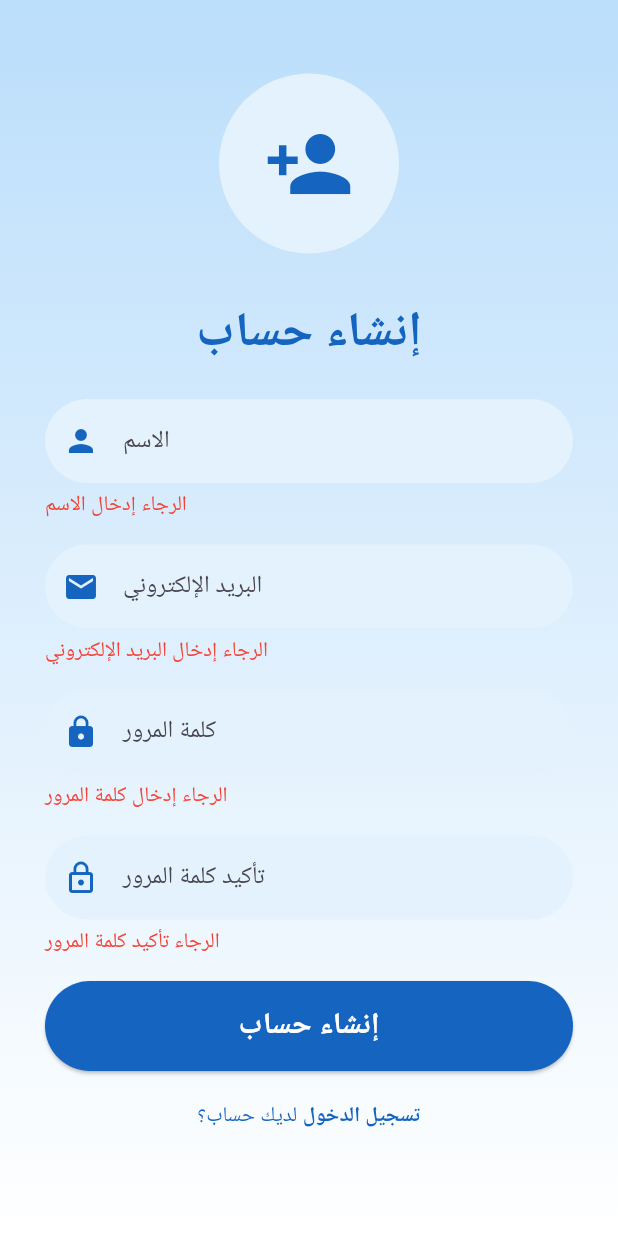
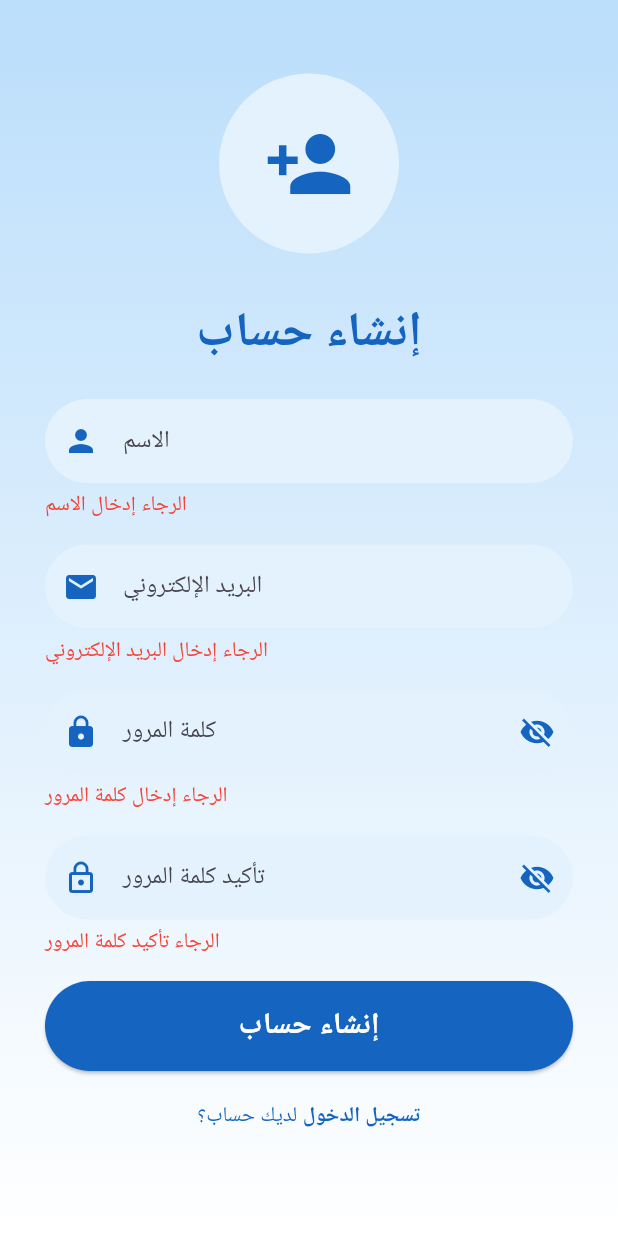
Before and after one commit to AbdulrahmanB-25/Mudhkir_App, a Flutter app: the Signup screen opened by its route, after a tap on "إنشاء حساب", on a phone screen of 412 x 824 dp. Run offline on Flutter 3.47's test engine with Material 3 defaults, Android fonts, the phone set to English and light mode, and no system bars; our stand-ins replace cloud_firestore, firebase_auth, firebase_core; accounts and stored records are empty.

```diff
--- a/lib/Pages/signup.dart
+++ b/lib/Pages/signup.dart
@@ -32,7 +32,7 @@ class _SignupState extends State<Signup> with SingleTickerProviderStateMixin {
   void initState() {
     super.initState();
     _controller = AnimationController(
-      duration: Duration(seconds: 2),
+      duration: const Duration(seconds: 2),
       vsync: this,
     );
     _animation = CurvedAnimation(parent: _controller, curve: Curves.easeInOut);
@@ -55,7 +55,6 @@ class _SignupState extends State<Signup> with SingleTickerProviderStateMixin {
     });
   }
 
-  /// **Validates Email**
   String _validateEmail(String email) {
     if (email.isEmpty) return 'الرجاء إدخال البريد الإلكتروني';
     if (!RegExp(r"^[a-zA-Z0-9_.+-]+@[a-zA-Z0-9-]+\.[a-zA-Z0-9-.]+$").hasMatch(email)) {
@@ -64,20 +63,23 @@ class _SignupState extends State<Signup> with SingleTickerProviderStateMixin {
     return '';
   }
 
-  /// **Validates Password**
   String _validatePassword(String password) {
     if (password.isEmpty) return 'الرجاء إدخال كلمة المرور';
-    if (password.length < 6) return 'يجب أن تحتوي كلمة المرور على 6 أحرف على الأقل';
+    if (password.length < 8) return 'يجب أن تحتوي كلمة المرور على 8 أحرف على الأقل';
+    if (!password.contains(RegExp(r'[A-Z]'))) return 'يجب أن تحتوي على حرف كبير واحد على الأقل';
+    if (!password.contains(RegExp(r'[0-9]'))) return 'يجب أن تحتوي على رقم واحد على الأقل';
+    if (!password.contains(RegExp(r'[!@#$%^&*(),.?":{}|<>]'))) {
+      return 'يجب أن تحتوي على رمز خاص واحد على الأقل (!@#\$% إلخ)';
+    }
     return '';
   }
 
-  /// **Handles Registration**
   void _registerUser() async {
     setState(() {
       _isSubmitted = true;
       _nameError = _nameController.text.isEmpty ? 'الرجاء إدخال الاسم' : '';
       _emailError = _validateEmail(_emailController.text);
-      _passwordError = _passwordController.text.isEmpty ? 'الرجاء إدخال كلمة المرور' : '';
+      _passwordError = _validatePassword(_passwordController.text);
       _confirmPasswordError = _confirmPasswordController.text.isEmpty
           ? 'الرجاء تأكيد كلمة المرور'
           : (_passwordController.text != _confirmPasswordController.text
@@ -86,16 +88,23 @@ class _SignupState extends State<Signup> with SingleTickerProviderStateMixin {
       _signupError = '';
     });
 
-    if (_nameError.isEmpty && _emailError.isEmpty && _passwordError.isEmpty && _confirmPasswordError.isEmpty) {
+    if (_nameError.isEmpty &&
+        _emailError.isEmpty &&
+        _passwordError.isEmpty &&
+        _confirmPasswordError.isEmpty) {
       try {
-        UserCredential userCredential = await FirebaseAuth.instance.createUserWithEmailAndPassword(
+        UserCredential userCredential =
+        await FirebaseAuth.instance.createUserWithEmailAndPassword(
           email: _emailController.text.trim(),
           password: _passwordController.text.trim(),
         );
 
         User? user = userCredential.user;
         if (user != null) {
-          await FirebaseFirestore.instance.collection('users').doc(user.uid).set({
+          await FirebaseFirestore.instance
+              .collection('users')
+              .doc(user.uid)
+              .set({
             'username': _nameController.text.trim(),
             'email': _emailController.text.trim(),
           });
@@ -120,7 +129,6 @@ class _SignupState extends State<Signup> with SingleTickerProviderStateMixin {
     return Scaffold(
       body: Stack(
         children: [
-          // Background Gradient
           Container(
             decoration: BoxDecoration(
               gradient: LinearGradient(
@@ -130,8 +138,6 @@ class _SignupState extends State<Signup> with SingleTickerProviderStateMixin {
               ),
             ),
           ),
-
-          // Main Content
           Center(
             child: SingleChildScrollView(
               child: Padding(
@@ -139,78 +145,71 @@ class _SignupState extends State<Signup> with SingleTickerProviderStateMixin {
                 child: Column(
                   crossAxisAlignment: CrossAxisAlignment.stretch,
                   children: [
-                    // Animated Logo
                     ScaleTransition(
                       scale: _animation,
                       child: CircleAvatar(
                         radius: 60,
                         backgroundColor: Colors.blue.shade50,
-                        child: Icon(Icons.person_add, size: 60, color: Colors.blue.shade800),
+                        child: Icon(Icons.person_add,
+                            size: 60, color: Colors.blue.shade800),
                       ),
                     ),
-                    SizedBox(height: 30),
-
-                    // Page Title
+                    const SizedBox(height: 30),
                     Text(
                       "إنشاء حساب",
                       textAlign: TextAlign.center,
-                      style: TextStyle(fontSize: 32, fontWeight: FontWeight.bold, color: Colors.blue.shade800),
+                      style: TextStyle(
+                          fontSize: 32,
+                          fontWeight: FontWeight.bold,
+                          color: Colors.blue.shade800),
                     ),
-                    SizedBox(height: 20),
-
-                    // Full Name Field
+                    const SizedBox(height: 20),
                     _buildTextField(_nameController, "الاسم", Icons.person, _nameError),
-
-                    // Email Field
                     _buildTextField(_emailController, "البريد الإلكتروني", Icons.email, _emailError),
-
-                    // Password Field
-                    _buildPasswordField(_passwordController, "كلمة المرور", _passwordError, _obscurePassword, () {
-                      setState(() => _obscurePassword = !_obscurePassword);
-                    }),
-
-                    // Confirm Password Field
-                    _buildConfirmPasswordField(_confirmPasswordController, "تأكيد كلمة المرور", _confirmPasswordError, _obscureConfirmPassword, () {
-                      setState(() => _obscureConfirmPassword = !_obscureConfirmPassword);
-                    }),
-
-                    // General Signup Error
+                    _buildPasswordField(),
+                    _buildConfirmPasswordField(),
                     if (_signupError.isNotEmpty)
                       Padding(
                         padding: const EdgeInsets.only(bottom: 10),
                         child: Text(
                           _signupError,
                           textAlign: TextAlign.center,
-                          style: TextStyle(color: Colors.red, fontSize: 16, fontWeight: FontWeight.bold),
+                          style: const TextStyle(
+                              color: Colors.red,
+                              fontSize: 16,
+                              fontWeight: FontWeight.bold),
                         ),
                       ),
-
-                    // Signup Button
                     ElevatedButton(
                       onPressed: _registerUser,
                       style: ElevatedButton.styleFrom(
                         backgroundColor: Colors.blue.shade800,
                         foregroundColor: Colors.white,
-                        shape: RoundedRectangleBorder(borderRadius: BorderRadius.circular(30)),
-                        padding: EdgeInsets.symmetric(vertical: 15),
-                        minimumSize: Size(double.infinity, 50),
+                        shape: RoundedRectangleBorder(
+                            borderRadius: BorderRadius.circular(30)),
+                        padding: const EdgeInsets.symmetric(vertical: 15),
+                        minimumSize: const Size(double.infinity, 50),
                       ),
-                      child: Text("إنشاء حساب", style: TextStyle(fontSize: 20, fontWeight: FontWeight.w600)),
+                      child: const Text("إنشاء حساب",
+                          style: TextStyle(
+                              fontSize: 20, fontWeight: FontWeight.w600)),
                     ),
-                    SizedBox(height: 20),
-
-                    // "لديك حساب؟ تسجيل الدخول"
+                    const SizedBox(height: 20),
                     Row(
                       mainAxisAlignment: MainAxisAlignment.center,
                       children: [
-                        Text("لديك حساب؟ ", style: TextStyle(color: Colors.blue.shade800)),
+                        Text("لديك حساب؟ ",
+                            style: TextStyle(color: Colors.blue.shade800)),
                         GestureDetector(
                           onTap: () => Navigator.pushNamed(context, '/login'),
-                          child: Text("تسجيل الدخول", style: TextStyle(color: Colors.blue.shade800, fontWeight: FontWeight.bold)),
+                          child: Text("تسجيل الدخول",
+                              style: TextStyle(
+                                  color: Colors.blue.shade800,
+                                  fontWeight: FontWeight.bold)),
                         ),
                       ],
                     ),
-                    SizedBox(height: 20),
+                    const SizedBox(height: 20),
                   ],
                 ),
               ),
@@ -221,7 +220,8 @@ class _SignupState extends State<Signup> with SingleTickerProviderStateMixin {
     );
   }
 
-  Widget _buildTextField(TextEditingController controller, String label, IconData icon, String error) {
+  Widget _buildTextField(TextEditingController controller, String label,
+      IconData icon, String error) {
     return Column(
       crossAxisAlignment: CrossAxisAlignment.start,
       children: [
@@ -232,21 +232,100 @@ class _SignupState extends State<Signup> with SingleTickerProviderStateMixin {
             filled: true,
             fillColor: Colors.blue.shade50,
             prefixIcon: Icon(icon, color: Colors.blue.shade800),
-            border: OutlineInputBorder(borderRadius: BorderRadius.circular(30), borderSide: BorderSide.none),
+            border: OutlineInputBorder(
+              borderRadius: BorderRadius.circular(30),
+              borderSide: BorderSide.none,
+            ),
           ),
         ),
-        if (_isSubmitted && error.isNotEmpty) Padding(padding: const EdgeInsets.only(top: 5), child: Text(error, style: TextStyle(color: Colors.red))),
-        SizedBox(height: 15),
+        if (_isSubmitted && error.isNotEmpty)
+          Padding(
+            padding: const EdgeInsets.only(top: 5),
+            child: Text(error, style: const TextStyle(color: Colors.red)),
+          ),
+        const SizedBox(height: 15),
       ],
     );
   }
 
-  Widget _buildPasswordField(TextEditingController controller, String label, String error, bool obscureText, VoidCallback toggleVisibility) {
-    return _buildTextField(controller, label, Icons.lock, error);
+  Widget _buildPasswordField() {
+    return Column(
+      crossAxisAlignment: CrossAxisAlignment.start,
+      children: [
+        TextField(
+          controller: _passwordController,
+          obscureText: _obscurePassword,
+          decoration: InputDecoration(
+            labelText: "كلمة المرور",
+            filled: true,
+            fillColor: Colors.blue.shade50,
+            prefixIcon: Icon(Icons.lock, color: Colors.blue.shade800),
+            suffixIcon: IconButton(
+              icon: Icon(
+                _obscurePassword ? Icons.visibility_off : Icons.visibility,
+                color: Colors.blue.shade800,
+              ),
+              onPressed: () {
+                setState(() => _obscurePassword = !_obscurePassword);
+              },
+            ),
+            border: OutlineInputBorder(
+              borderRadius: BorderRadius.circular(30),
+              borderSide: BorderSide.none,
+            ),
+          ),
+        ),
+        if (_isSubmitted && _passwordError.isNotEmpty)
+          Padding(
+            padding: const EdgeInsets.only(top: 5),
+            child: Text(_passwordError,
+                style: const TextStyle(color: Colors.red)),
+          ),
+        const SizedBox(height: 15),
+      ],
+    );
   }
 
-  Widget _buildConfirmPasswordField(TextEditingController controller, String label, String error, bool obscureText, VoidCallback toggleVisibility) {
-    return _buildTextField(controller, label, Icons.lock_outline, error);
+  Widget _buildConfirmPasswordField() {
+    return Column(
+      crossAxisAlignment: CrossAxisAlignment.start,
+      children: [
+        TextField(
+          controller: _confirmPasswordController,
+          obscureText: _obscureConfirmPassword,
+          decoration: InputDecoration(
+            labelText: "تأكيد كلمة المرور",
+            filled: true,
+            fillColor: Colors.blue.shade50,
+            prefixIcon:
+            Icon(Icons.lock_outline, color: Colors.blue.shade800),
+            suffixIcon: IconButton(
+              icon: Icon(
+                _obscureConfirmPassword
+                    ? Icons.visibility_off
+                    : Icons.visibility,
+                color: Colors.blue.shade800,
+              ),
+              onPressed: () {
+                setState(
+                        () => _obscureConfirmPassword = !_obscureConfirmPassword);
+              },
+            ),
+            border: OutlineInputBorder(
+              borderRadius: BorderRadius.circular(30),
+              borderSide: BorderSide.none,
+            ),
+          ),
+        ),
+        if (_isSubmitted && _confirmPasswordError.isNotEmpty)
+          Padding(
+            padding: const EdgeInsets.only(top: 5),
+            child: Text(_confirmPasswordError,
+                style: const TextStyle(color: Colors.red)),
+          ),
+        const SizedBox(height: 15),
+      ],
+    );
   }
 
   @override
```
